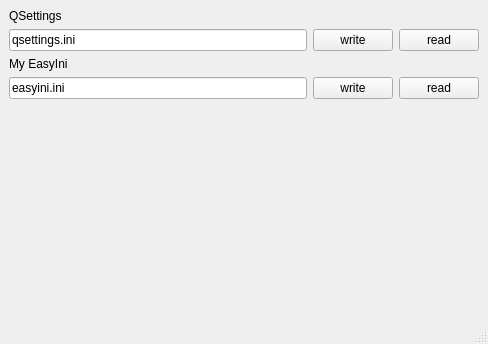
Above: Qt/TestQt_20210425_ini/mainwindow.ui from gongjianbo/MyTestCode before the change. Below: the same form after it.
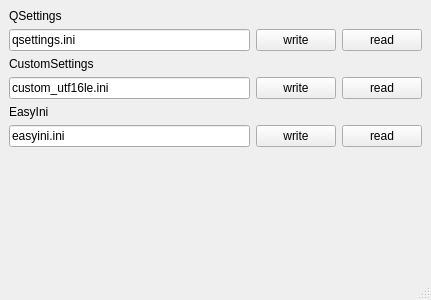
That is the form after the change.

Commit message: QSettings::registerFormat 自定义 ini 读写

Diff of the .ui file:
```diff
--- a/Qt/TestQt_20210425_ini/mainwindow.ui
+++ b/Qt/TestQt_20210425_ini/mainwindow.ui
@@ -6,8 +6,8 @@
    <rect>
     <x>0</x>
     <y>0</y>
-    <width>488</width>
-    <height>344</height>
+    <width>431</width>
+    <height>300</height>
    </rect>
   </property>
   <property name="windowTitle">
@@ -50,28 +50,60 @@
     <item>
      <widget class="QLabel" name="label_2">
       <property name="text">
-       <string>My EasyIni</string>
+       <string>CustomSettings</string>
       </property>
      </widget>
     </item>
     <item>
      <layout class="QHBoxLayout" name="horizontalLayout_2">
       <item>
-       <widget class="QLineEdit" name="myEdit">
+       <widget class="QLineEdit" name="customEdit">
+        <property name="text">
+         <string>custom_utf16le.ini</string>
+        </property>
+       </widget>
+      </item>
+      <item>
+       <widget class="QPushButton" name="customWrite">
+        <property name="text">
+         <string>write</string>
+        </property>
+       </widget>
+      </item>
+      <item>
+       <widget class="QPushButton" name="customRead">
+        <property name="text">
+         <string>read</string>
+        </property>
+       </widget>
+      </item>
+     </layout>
+    </item>
+    <item>
+     <widget class="QLabel" name="label_3">
+      <property name="text">
+       <string>EasyIni</string>
+      </property>
+     </widget>
+    </item>
+    <item>
+     <layout class="QHBoxLayout" name="horizontalLayout_3">
+      <item>
+       <widget class="QLineEdit" name="easyEdit">
         <property name="text">
          <string>easyini.ini</string>
         </property>
        </widget>
       </item>
       <item>
-       <widget class="QPushButton" name="myWrite">
+       <widget class="QPushButton" name="easyWrite">
         <property name="text">
          <string>write</string>
         </property>
        </widget>
       </item>
       <item>
-       <widget class="QPushButton" name="myRead">
+       <widget class="QPushButton" name="easyRead">
         <property name="text">
          <string>read</string>
         </property>
```
Left out of the diff: 10 changed lines with no effect on the pictures. The commit also changes 19 other files.
